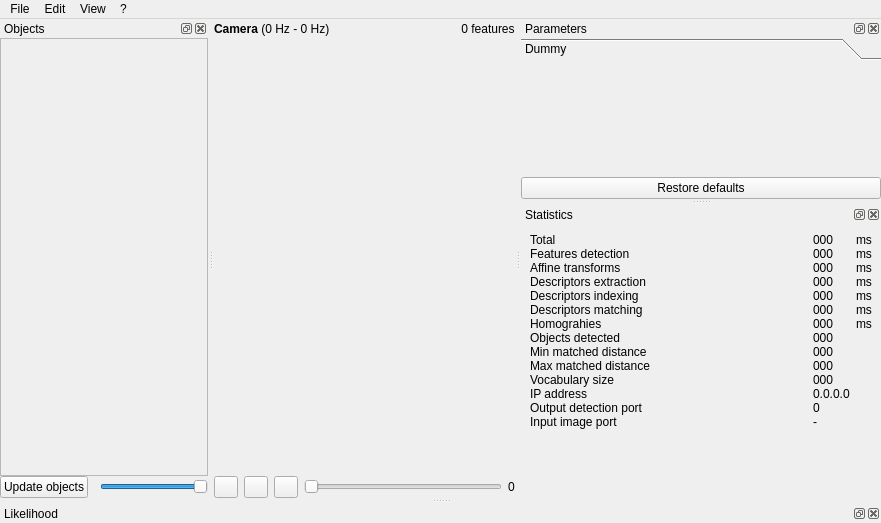
Qt form src/ui/mainWindow.ui (introlab/find-object) before a commit.
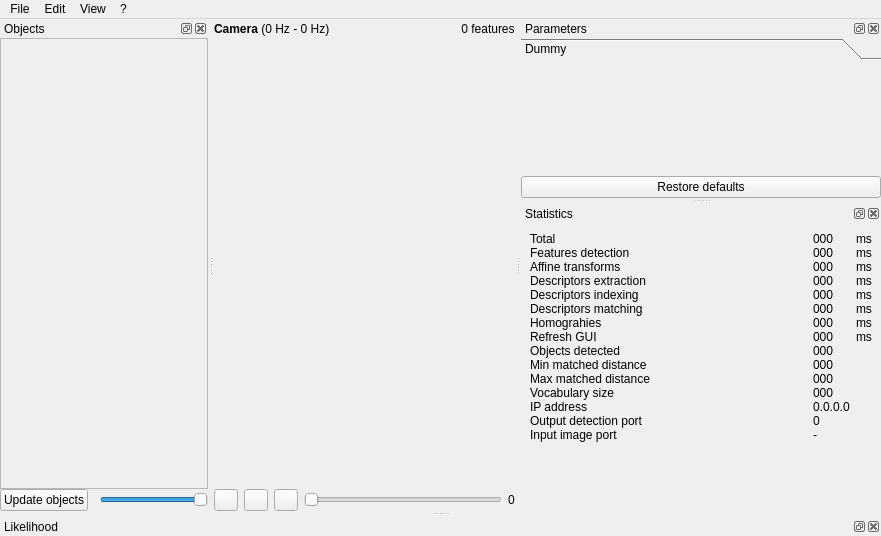
The same form after that commit. Icons and pictures are not drawn. Custom widgets are drawn as their Qt base class.

Commit message: New minor enhancements: -Added actions to show/hide all features of the objects -Auto adjust size slider to widest added object -Compare to both size of the scene and object to reject a too large homography -Removed descriptor/detector label on objects -Added Refresh GUI time statistic

Diff of the .ui file:
```diff
--- a/src/ui/mainWindow.ui
+++ b/src/ui/mainWindow.ui
@@ -7,7 +7,7 @@
     <x>0</x>
     <y>0</y>
     <width>881</width>
-    <height>523</height>
+    <height>536</height>
    </rect>
   </property>
   <property name="windowTitle">
@@ -361,8 +361,8 @@
             <rect>
              <x>0</x>
              <y>0</y>
-             <width>206</width>
-             <height>396</height>
+             <width>222</width>
+             <height>409</height>
             </rect>
            </property>
            <layout class="QVBoxLayout" name="verticalLayout_objects">
@@ -514,28 +514,28 @@
          </property>
         </widget>
        </item>
-       <item row="8" column="1">
+       <item row="9" column="1">
         <widget class="QLabel" name="label_minMatchedDistance">
          <property name="text">
           <string>000</string>
          </property>
         </widget>
        </item>
-       <item row="8" column="0">
+       <item row="9" column="0">
         <widget class="QLabel" name="label_13">
          <property name="text">
           <string>Min matched distance</string>
          </property>
         </widget>
        </item>
-       <item row="9" column="0">
+       <item row="10" column="0">
         <widget class="QLabel" name="label_14">
          <property name="text">
           <string>Max matched distance</string>
          </property>
         </widget>
        </item>
-       <item row="9" column="1">
+       <item row="10" column="1">
         <widget class="QLabel" name="label_maxMatchedDistance">
          <property name="text">
           <string>000</string>
@@ -619,56 +619,56 @@
          </property>
         </widget>
        </item>
-       <item row="10" column="0">
+       <item row="11" column="0">
         <widget class="QLabel" name="label_17">
          <property name="text">
           <string>Vocabulary size</string>
          </property>
         </widget>
        </item>
-       <item row="10" column="1">
+       <item row="11" column="1">
         <widget class="QLabel" name="label_vocabularySize">
          <property name="text">
           <string>000</string>
          </property>
         </widget>
        </item>
-       <item row="11" column="0">
+       <item row="12" column="0">
         <widget class="QLabel" name="label_18">
          <property name="text">
           <string>IP address</string>
          </property>
         </widget>
        </item>
-       <item row="12" column="0">
+       <item row="13" column="0">
         <widget class="QLabel" name="label_19">
          <property name="text">
           <string>Output detection port</string>
          </property>
         </widget>
        </item>
-       <item row="11" column="1">
+       <item row="12" column="1">
         <widget class="QLabel" name="label_ipAddress">
          <property name="text">
           <string>0.0.0.0</string>
          </property>
         </widget>
        </item>
-       <item row="12" column="1">
+       <item row="13" column="1">
         <widget class="QLabel" name="label_port">
          <property name="text">
           <string>0</string>
          </property>
         </widget>
        </item>
-       <item row="7" column="0">
+       <item row="8" column="0">
         <widget class="QLabel" name="label_20">
          <property name="text">
           <string>Objects detected</string>
          </property>
         </widget>
        </item>
-       <item row="7" column="1">
+       <item row="8" column="1">
         <widget class="QLabel" name="label_objectsDetected">
          <property name="text">
           <string>000</string>
@@ -682,14 +682,14 @@
          </property>
         </widget>
        </item>
-       <item row="13" column="0">
+       <item row="14" column="0">
         <widget class="QLabel" name="label_21">
          <property name="text">
           <string>Input image port</string>
          </property>
         </widget>
        </item>
-       <item row="13" column="1">
+       <item row="14" column="1">
         <widget class="QLabel" name="label_port_image">
          <property name="text">
           <string>-</string>
@@ -717,6 +717,27 @@
          </property>
         </widget>
        </item>
+       <item row="7" column="0">
+        <widget class="QLabel" name="label_24">
+         <property name="text">
+          <string>Refresh GUI</string>
+         </property>
+        </widget>
+       </item>
+       <item row="7" column="1">
+        <widget class="QLabel" name="label_timeRefreshGUI">
+         <property name="text">
+          <string>000</string>
+         </property>
+        </widget>
+       </item>
+       <item row="7" column="2">
+        <widget class="QLabel" name="label_25">
+         <property name="text">
+          <string>ms</string>
+         </property>
+        </widget>
+       </item>
       </layout>
      </item>
      <item>
```
Left out of the diff: 16 changed lines with no effect on the pictures. The commit also changes 3 other files.
